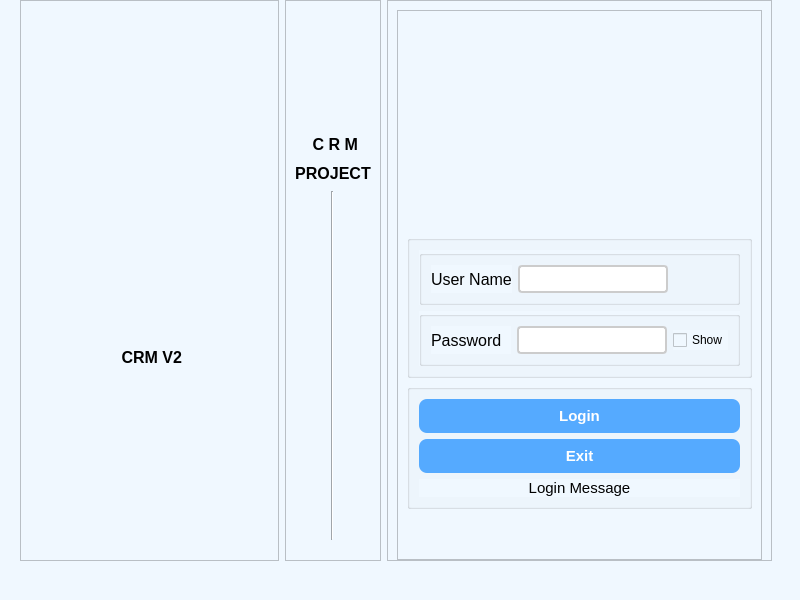
Before: the Qt Designer form login.ui in mithat720/Python-Module-Week7, drawn with Qt 5.
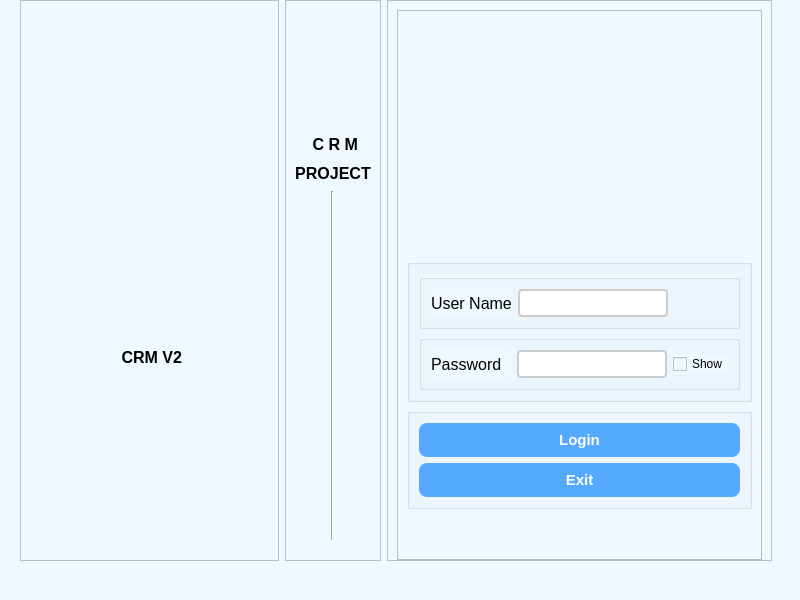
After: the same form once the commit is applied. Icons and pictures are not drawn.

The edit to the form file:
```diff
--- a/login.ui
+++ b/login.ui
@@ -460,18 +460,6 @@
                 </property>
                </widget>
               </item>
-              <item>
-               <widget class="QLabel" name="login_text_welkom">
-                <property name="font">
-                 <font>
-                  <pointsize>11</pointsize>
-                 </font>
-                </property>
-                <property name="text">
-                 <string>&lt;html&gt;&lt;head/&gt;&lt;body&gt;&lt;p align=&quot;center&quot;&gt;Login Message&lt;/p&gt;&lt;/body&gt;&lt;/html&gt;</string>
-                </property>
-               </widget>
-              </item>
              </layout>
             </widget>
            </item>
```
